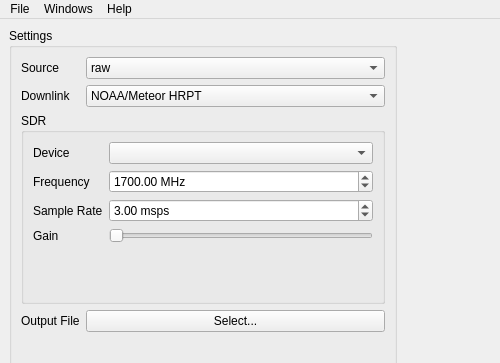
The window that src/qt/mainwindow.ui (Xerbo/LeanHRPT-Demod) describes before a commit, drawn with Qt 5; both pictures show x 0 to 500 and y 0 to 363 of the 800 by 600 pixel window.
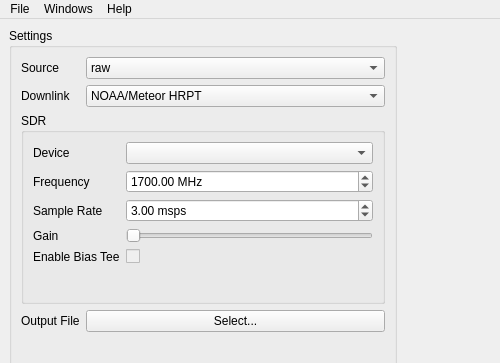
The same window after the commit. The open tabs and pages were chosen to show the change. Icons and pictures are not drawn. Custom widgets are drawn as their Qt base class.

Diff of the .ui file:
```diff
--- a/src/qt/mainwindow.ui
+++ b/src/qt/mainwindow.ui
@@ -367,6 +367,23 @@
                 </property>
                </widget>
               </item>
+              <item row="4" column="1">
+               <widget class="QCheckBox" name="bias">
+                <property name="enabled">
+                 <bool>false</bool>
+                </property>
+                <property name="text">
+                 <string/>
+                </property>
+               </widget>
+              </item>
+              <item row="4" column="0">
+               <widget class="QLabel" name="biasLabel">
+                <property name="text">
+                 <string>Enable Bias Tee</string>
+                </property>
+               </widget>
+              </item>
              </layout>
             </widget>
            </item>
```
